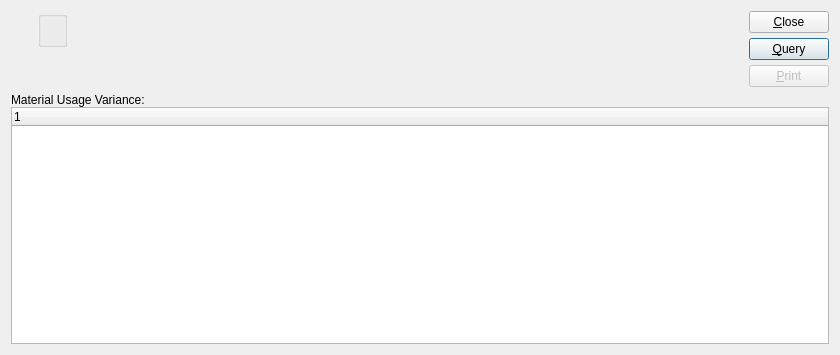
Old version of the form xtuple/trunk/guiclient/dspMaterialUsageVarianceByComponentItem.ui in the repository WooodHead/xtuple.
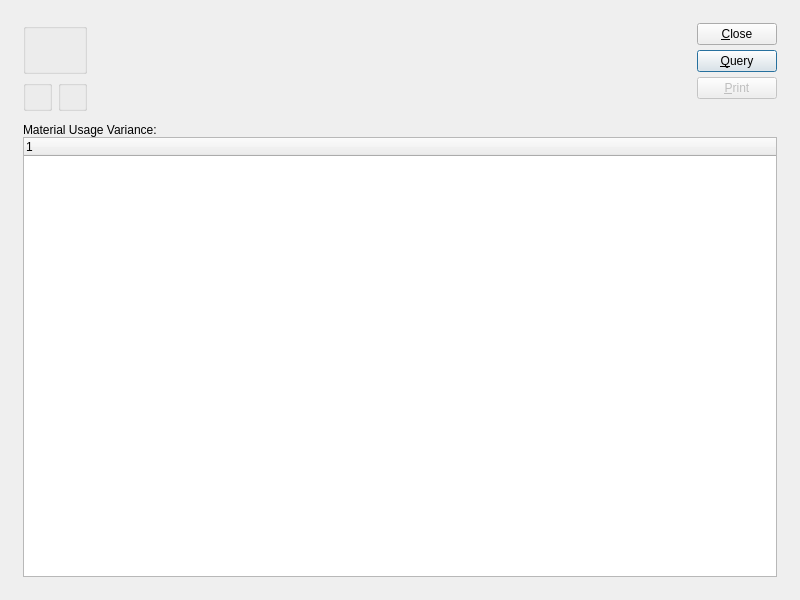
New version of the form. Custom widgets are drawn as their Qt base class.

```diff
--- a/xtuple/trunk/guiclient/dspMaterialUsageVarianceByComponentItem.ui
+++ b/xtuple/trunk/guiclient/dspMaterialUsageVarianceByComponentItem.ui
@@ -13,106 +13,75 @@
    <rect>
     <x>0</x>
     <y>0</y>
-    <width>840</width>
-    <height>355</height>
+    <width>800</width>
+    <height>600</height>
    </rect>
   </property>
   <property name="windowTitle" >
    <string>Material Usage Variance by Component Item</string>
   </property>
-   <layout class="QVBoxLayout" >
-    <item>
-     <layout class="QHBoxLayout" >
-      <property name="spacing" >
-       <number>7</number>
-      </property>
-      <item>
-       <layout class="QVBoxLayout" >
+  <layout class="QGridLayout" name="gridLayout_6" >
+   <item row="0" column="0" >
+    <layout class="QGridLayout" name="gridLayout_5" >
+     <property name="margin" >
+      <number>12</number>
+     </property>
         <property name="spacing" >
-         <number>0</number>
-        </property>
+      <number>12</number>
+     </property>
+     <item row="0" column="0" >
+      <layout class="QHBoxLayout" name="horizontalLayout" >
         <item>
+        <layout class="QGridLayout" name="gridLayout_3" >
+         <item row="0" column="0" colspan="2" >
+          <widget class="QGroupBox" name="_itemGroup" >
+           <property name="title" >
+            <string/>
+           </property>
+           <layout class="QGridLayout" name="gridLayout_2" >
+            <item row="0" column="0" >
          <widget class="ItemCluster" name="_item" />
         </item>
-        <item>
-         <spacer>
+            <item row="0" column="1" >
+             <spacer name="horizontalSpacer" >
           <property name="orientation" >
-           <enum>Qt::Vertical</enum>
-          </property>
-          <property name="sizeType" >
-           <enum>QSizePolicy::Preferred</enum>
-          </property>
-          <property name="sizeHint" >
+               <enum>Qt::Horizontal</enum>
+              </property>
+              <property name="sizeHint" stdset="0" >
            <size>
-            <width>20</width>
-            <height>30</height>
+                <width>0</width>
+                <height>20</height>
            </size>
           </property>
          </spacer>
         </item>
        </layout>
-      </item>
-      <item>
-       <layout class="QVBoxLayout" >
-        <property name="spacing" >
-         <number>0</number>
-        </property>
-        <item>
+          </widget>
+         </item>
+         <item row="1" column="0" >
          <widget class="WarehouseGroup" name="_warehouse" >
           <property name="title" >
            <string/>
           </property>
-         </widget>
-        </item>
-        <item>
-         <spacer>
-          <property name="orientation" >
-           <enum>Qt::Vertical</enum>
-          </property>
-          <property name="sizeType" >
-           <enum>QSizePolicy::Preferred</enum>
-          </property>
-          <property name="sizeHint" >
-           <size>
-            <width>20</width>
-            <height>40</height>
-           </size>
-          </property>
-         </spacer>
-        </item>
-       </layout>
-      </item>
-      <item>
-       <layout class="QVBoxLayout" >
-        <property name="spacing" >
-         <number>0</number>
-        </property>
-        <item>
+           <property name="fixedSize" >
+            <bool>false</bool>
+           </property>
+          </widget>
+         </item>
+         <item row="1" column="1" >
+          <widget class="QGroupBox" name="_dateGroup" >
+           <property name="title" >
+            <string/>
+           </property>
+           <layout class="QGridLayout" name="gridLayout" >
+            <item row="0" column="0" >
          <widget class="DateCluster" name="_dates" />
         </item>
-        <item>
-         <spacer>
-          <property name="orientation" >
-           <enum>Qt::Vertical</enum>
-          </property>
-          <property name="sizeType" >
-           <enum>QSizePolicy::Preferred</enum>
-          </property>
-          <property name="sizeHint" >
-           <size>
-            <width>20</width>
-            <height>50</height>
-           </size>
-          </property>
-         </spacer>
+           </layout>
+          </widget>
         </item>
        </layout>
       </item>
-      <item>
-       <layout class="QHBoxLayout" >
-        <property name="spacing" >
-         <number>0</number>
-        </property>
         <item>
          <spacer>
           <property name="orientation" >
@@ -121,9 +90,9 @@
           <property name="sizeType" >
            <enum>QSizePolicy::Expanding</enum>
           </property>
-          <property name="sizeHint" >
+         <property name="sizeHint" stdset="0" >
            <size>
-            <width>34</width>
+           <width>0</width>
             <height>20</height>
            </size>
           </property>
@@ -164,13 +133,42 @@
             </property>
            </widget>
           </item>
-         </layout>
-        </item>
-       </layout>
-      </item>
-     </layout>
-    </item>
     <item>
+          <spacer name="verticalSpacer" >
+           <property name="orientation" >
+            <enum>Qt::Vertical</enum>
+           </property>
+           <property name="sizeHint" stdset="0" >
+            <size>
+             <width>20</width>
+             <height>0</height>
+            </size>
+           </property>
+          </spacer>
+         </item>
+        </layout>
+       </item>
+      </layout>
+     </item>
+     <item row="1" column="0" >
+      <widget class="QFrame" name="_frame" >
+       <property name="sizePolicy" >
+        <sizepolicy vsizetype="Expanding" hsizetype="Preferred" >
+         <horstretch>0</horstretch>
+         <verstretch>1</verstretch>
+        </sizepolicy>
+       </property>
+       <property name="frameShape" >
+        <enum>QFrame::NoFrame</enum>
+       </property>
+       <property name="frameShadow" >
+        <enum>QFrame::Raised</enum>
+       </property>
+       <layout class="QGridLayout" name="gridLayout_4" >
+        <property name="margin" >
+         <number>0</number>
+        </property>
+        <item row="0" column="0" >
      <layout class="QVBoxLayout" >
       <property name="spacing" >
        <number>0</number>
@@ -204,6 +202,11 @@
     </item>
    </layout>
  </widget>
+     </item>
+    </layout>
+   </item>
+  </layout>
+ </widget>
  <layoutdefault spacing="6" margin="11" />
  <pixmapfunction>qPixmapFromMimeSource</pixmapfunction>
  <customwidgets>
```
Left out of the diff: 2 changed lines with no effect on the pictures. Lines whose indentation alone changed are shown as unchanged.
